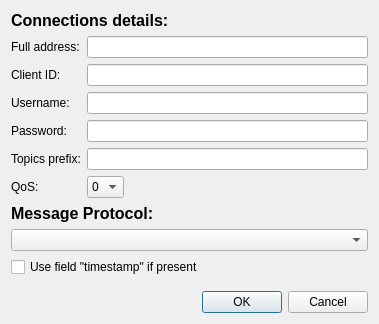
ziparker/PlotJuggler, file plugins/DataStreamMQTT/datastream_mqtt.ui: the form before one commit.
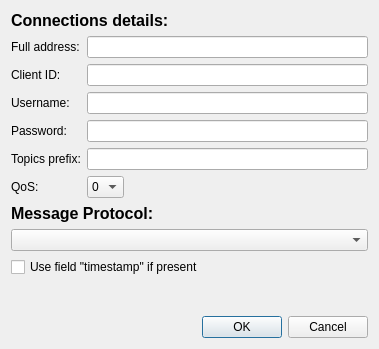
The form after the commit.

Patch:
```diff
--- a/plugins/DataStreamMQTT/datastream_mqtt.ui
+++ b/plugins/DataStreamMQTT/datastream_mqtt.ui
@@ -7,7 +7,7 @@
     <x>0</x>
     <y>0</y>
     <width>379</width>
-    <height>324</height>
+    <height>349</height>
    </rect>
   </property>
   <property name="windowTitle">
```
Left out of the diff: 2 changed lines with no effect on the pictures.
